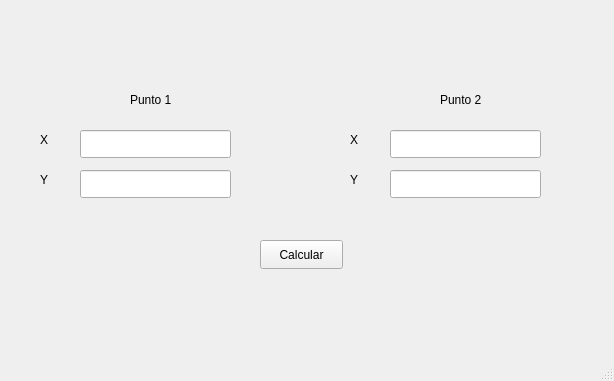
Qt form Unidad 1/E_05_PuntoMedio.ui (badillovictor/PIP_2024_1_VMBG) before a commit.
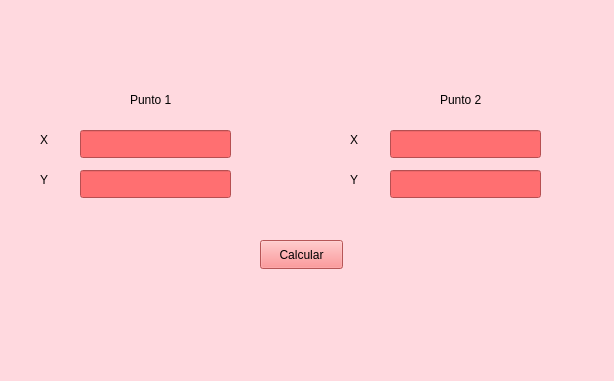
The same form after that commit.

Diff of the .ui file:
```diff
--- a/Unidad 1/E_05_PuntoMedio.ui
+++ b/Unidad 1/E_05_PuntoMedio.ui
@@ -13,6 +13,9 @@
   <property name="windowTitle">
    <string>MainWindow</string>
   </property>
+  <property name="styleSheet">
+   <string notr="true">background-color: rgb(255, 217, 223);</string>
+  </property>
   <widget class="QWidget" name="centralwidget">
    <widget class="QPushButton" name="btnCalcular">
     <property name="geometry">
@@ -23,6 +26,10 @@
       <height>29</height>
      </rect>
     </property>
+    <property name="styleSheet">
+     <string notr="true">color: rgb(0, 0, 0);
+background-color: rgb(255, 120, 122);</string>
+    </property>
     <property name="text">
      <string>Calcular</string>
     </property>
@@ -36,6 +43,9 @@
       <height>20</height>
      </rect>
     </property>
+    <property name="styleSheet">
+     <string notr="true">color: rgb(0, 0, 0);</string>
+    </property>
     <property name="text">
      <string>Punto 1</string>
     </property>
@@ -49,6 +59,10 @@
       <height>28</height>
      </rect>
     </property>
+    <property name="styleSheet">
+     <string notr="true">background-color: rgb(255, 111, 113);
+color: rgb(255, 255, 255);</string>
+    </property>
    </widget>
    <widget class="QLineEdit" name="txtY1">
     <property name="geometry">
@@ -59,6 +73,10 @@
       <height>28</height>
      </rect>
     </property>
+    <property name="styleSheet">
+     <string notr="true">background-color: rgb(255, 111, 113);
+color: rgb(255, 255, 255);</string>
+    </property>
    </widget>
    <widget class="QLabel" name="label_3">
     <property name="geometry">
@@ -69,6 +87,9 @@
       <height>20</height>
      </rect>
     </property>
+    <property name="styleSheet">
+     <string notr="true">color: rgb(0, 0, 0);</string>
+    </property>
     <property name="text">
      <string>X</string>
     </property>
@@ -82,6 +103,9 @@
       <height>20</height>
      </rect>
     </property>
+    <property name="styleSheet">
+     <string notr="true">color: rgb(0, 0, 0);</string>
+    </property>
     <property name="text">
      <string>Y</string>
     </property>
@@ -95,6 +119,9 @@
       <height>20</height>
      </rect>
     </property>
+    <property name="styleSheet">
+     <string notr="true">color: rgb(0, 0, 0);</string>
+    </property>
     <property name="text">
      <string>Y</string>
     </property>
@@ -108,6 +135,10 @@
       <height>28</height>
      </rect>
     </property>
+    <property name="styleSheet">
+     <string notr="true">background-color: rgb(255, 111, 113);
+color: rgb(255, 255, 255);</string>
+    </property>
    </widget>
    <widget class="QLabel" name="label_2">
     <property name="geometry">
@@ -118,6 +149,9 @@
       <height>20</height>
      </rect>
     </property>
+    <property name="styleSheet">
+     <string notr="true">color: rgb(0, 0, 0);</string>
+    </property>
     <property name="text">
      <string>Punto 2</string>
     </property>
@@ -131,6 +165,10 @@
       <height>28</height>
      </rect>
     </property>
+    <property name="styleSheet">
+     <string notr="true">background-color: rgb(255, 111, 113);
+color: rgb(255, 255, 255);</string>
+    </property>
    </widget>
    <widget class="QLabel" name="label_6">
     <property name="geometry">
@@ -141,6 +179,9 @@
       <height>20</height>
      </rect>
     </property>
+    <property name="styleSheet">
+     <string notr="true">color: rgb(0, 0, 0);</string>
+    </property>
     <property name="text">
      <string>X</string>
     </property>
```
